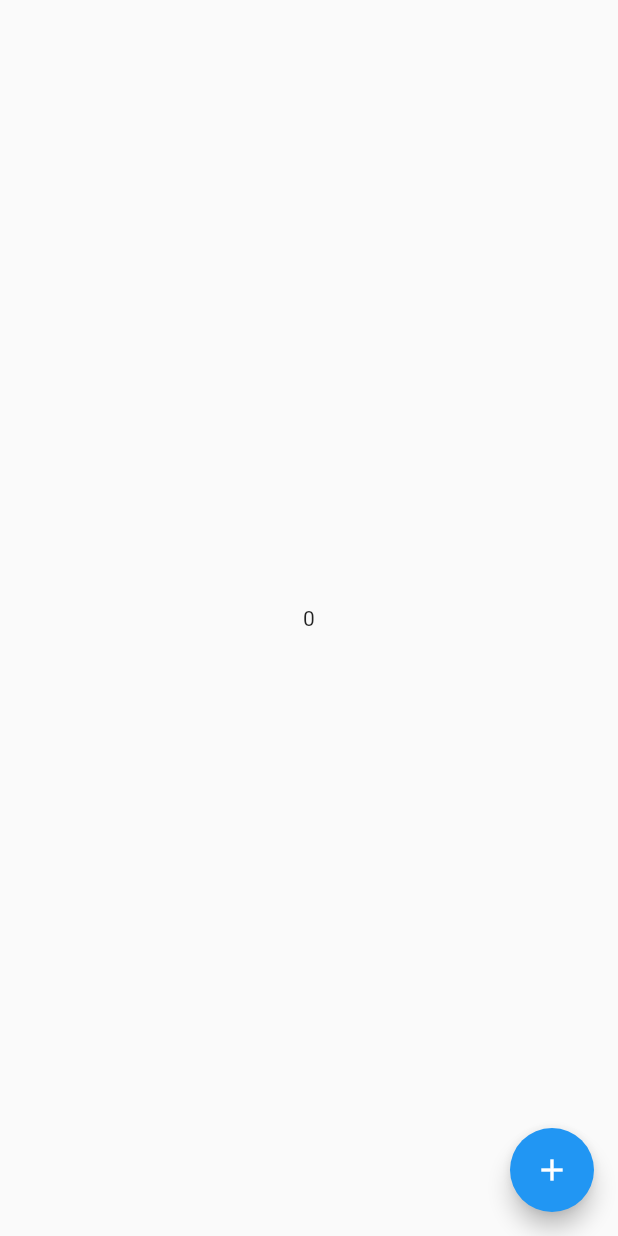
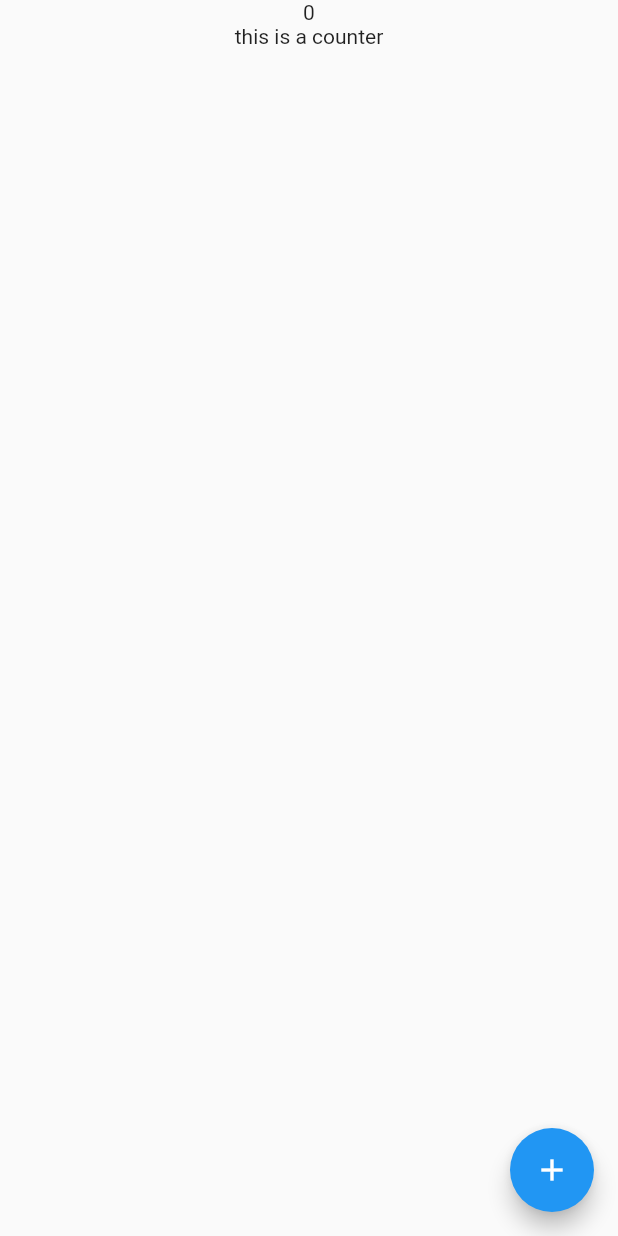
Before and after one commit to MuhammadMalik313/Counter, a Flutter app: the screen it shows after launch, on a phone screen of 412 x 824 dp. Run offline on Flutter 3.47's test engine with Material 2 defaults, Android fonts, the light colour scheme and no system bars.

Commit message:
added a text

```diff
--- a/lib/main.dart
+++ b/lib/main.dart
@@ -33,15 +33,21 @@ class CounterApp extends StatelessWidget {
         },
         child: Icon(Icons.add),
       ),
-      body: Center(
-        child: ValueListenableBuilder(
-          valueListenable: _count,
-          builder: (BuildContext ctx, dynamic counter,Widget? child){
-            return Center(child: Text("$counter"));
-          } ,
+      body: Column(
+        children:[
+          Center(
+          child: ValueListenableBuilder(
+            valueListenable: _count,
+            builder: (BuildContext ctx, dynamic counter,Widget? child){
+              return Center(child: Text("$counter"));
+            } ,
 
 
+          ),
         ),
+        Text("this is a counter")
+
+        ]
       ),
     );
   }
```
